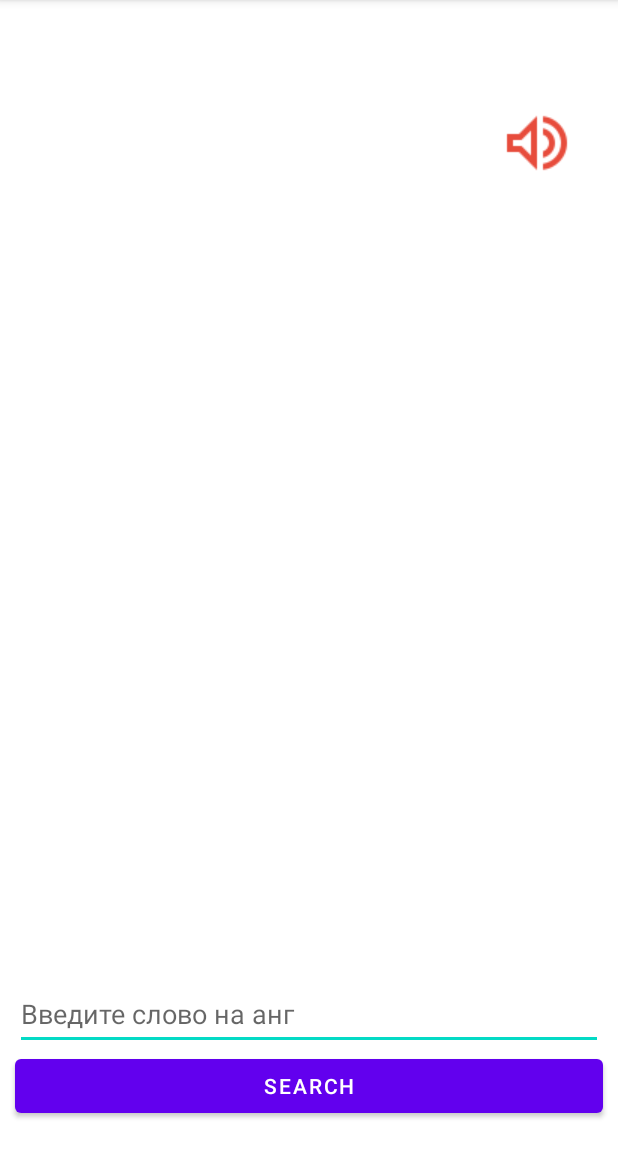
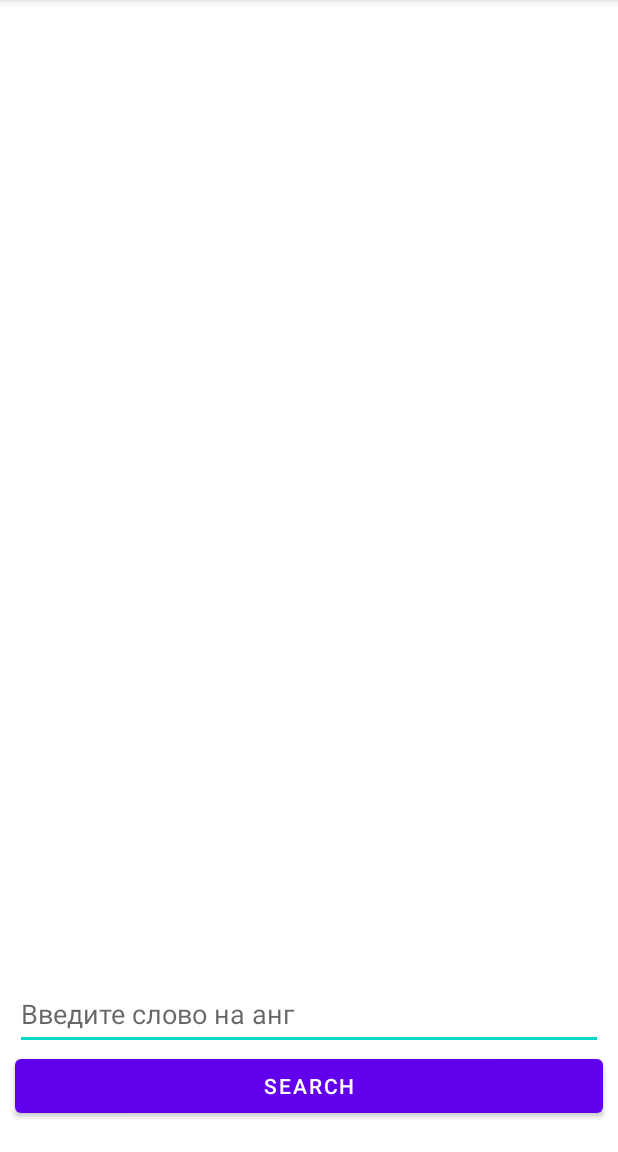
Before and after one commit to Serg8787/IntelliasTest, an Android app: the screen it shows after launch (MainActivity), on a phone screen of 412 x 824 dp, the part 84-1236 px from its top. Run offline under Robolectric (Android 15) with nearby library versions, the phone set to English and light mode, and no system bars; Roboto replaces fonts that are not available here.

Commit message:
check isPhonetic

```diff
--- a/app/src/main/res/layout/activity_main.xml
+++ b/app/src/main/res/layout/activity_main.xml
@@ -11,6 +11,9 @@
         android:layout_width="0dp"
         android:layout_height="wrap_content"
         android:hint="Введите слово на анг"
+        android:digits="abcdefghijklmnopqrstuvwxyz ABCDEFGHIJKLMNOPQRSTUVWXYZ"
+        android:inputType="text"
+        android:imeOptions="actionDone"
         android:minHeight="48dp"
         app:layout_constraintBottom_toTopOf="@+id/btSearch"
         app:layout_constraintEnd_toEndOf="@+id/btSearch"
@@ -60,6 +63,7 @@
         app:layout_constraintBottom_toBottomOf="@+id/tvPhonetic"
         app:layout_constraintEnd_toEndOf="parent"
         android:layout_marginEnd="30dp"
+        android:visibility="invisible"
         app:layout_constraintStart_toEndOf="@+id/tvPhonetic"
         app:layout_constraintTop_toTopOf="@+id/tvPhonetic" />
 
@@ -69,11 +73,12 @@
         android:layout_width="0dp"
         android:layout_height="0dp"
         android:layout_marginBottom="15dp"
+        android:layout_marginTop="10dp"
         app:layoutManager="androidx.recyclerview.widget.LinearLayoutManager"
         app:layout_constraintBottom_toTopOf="@+id/etEnterWord"
         app:layout_constraintEnd_toEndOf="@+id/etEnterWord"
         app:layout_constraintStart_toStartOf="@+id/etEnterWord"
-        app:layout_constraintTop_toBottomOf="@+id/btSound" />
+        app:layout_constraintTop_toBottomOf="@+id/tvPhonetic" />
 
 
     <Button
```
Also changed, not shown: app/src/main/java/com/tsybulnik/intelliastest/presentation/MainActivity.kt (+26 -2 lines).
